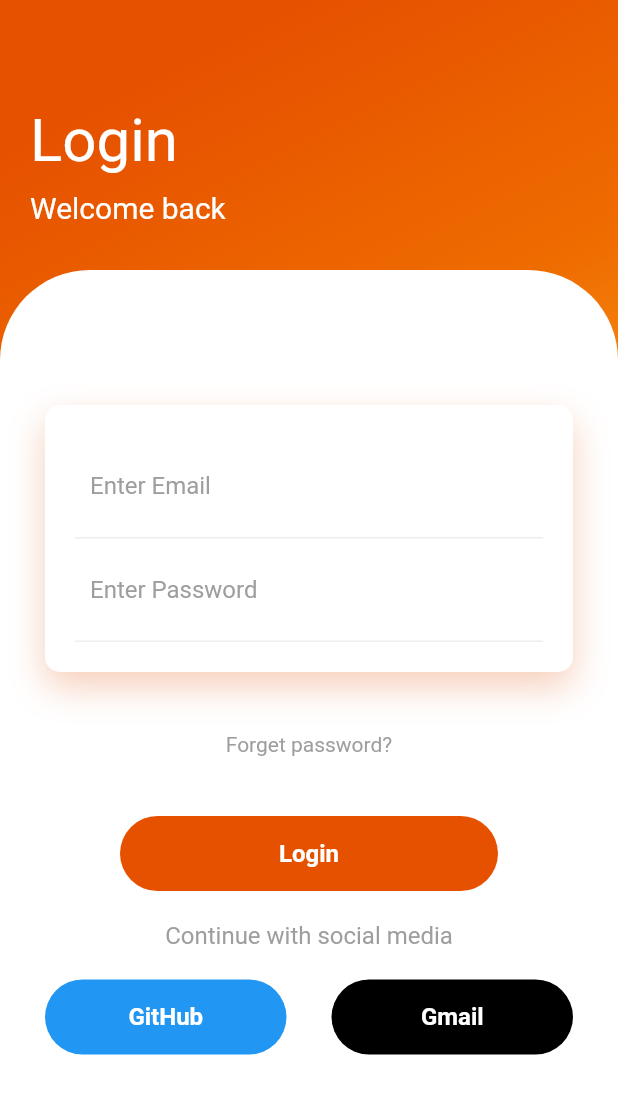
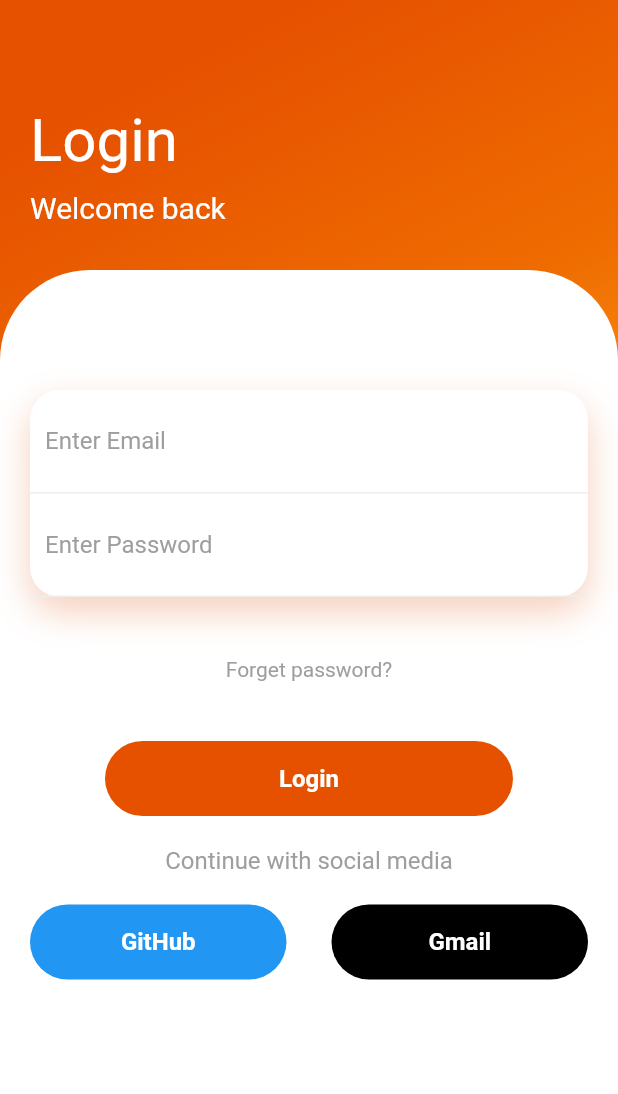
Before and after one commit to KaranDuggal/auth, a Flutter app: the screen it shows after launch, on a phone screen of 412 x 824 dp. Shown: the top 1094 px of the screen. Run offline on Flutter 3.47's test engine with Material 2 defaults, Android fonts, the phone set to English and light mode, and no system bars; our stand-ins replace dio; missing offline and left inert: flutter_cart.

Commit message:
login page

```diff
--- a/lib/src/screens/login_screen.dart
+++ b/lib/src/screens/login_screen.dart
@@ -16,7 +16,7 @@ class _LoginScreenState extends State<LoginScreen> {
   @override
   Widget build(BuildContext context) {
     return Scaffold(
-
+      resizeToAvoidBottomInset: false,
       body: Container(
         // padding: EdgeInsets.symmetric(
         //   vertical: 0,
@@ -56,15 +56,14 @@ class _LoginScreenState extends State<LoginScreen> {
                   borderRadius: BorderRadius.only(topLeft: Radius.circular(60),topRight:Radius.circular(60))
                 ),
                 child: Padding(
-                  padding: EdgeInsets.all(30),
+                  padding: EdgeInsets.all(20),
                   child: Column(
                     children: [
                       SizedBox(height: 60,),
                       Container(
-                        padding: EdgeInsets.all(20),
                         decoration: BoxDecoration(
                           color: Colors.white,
-                          borderRadius: BorderRadius.circular(10),
+                          borderRadius: BorderRadius.circular(20),
                           boxShadow: [
                             BoxShadow(
                               color: Color.fromRGBO(225, 95, 27, 0.3),
```
